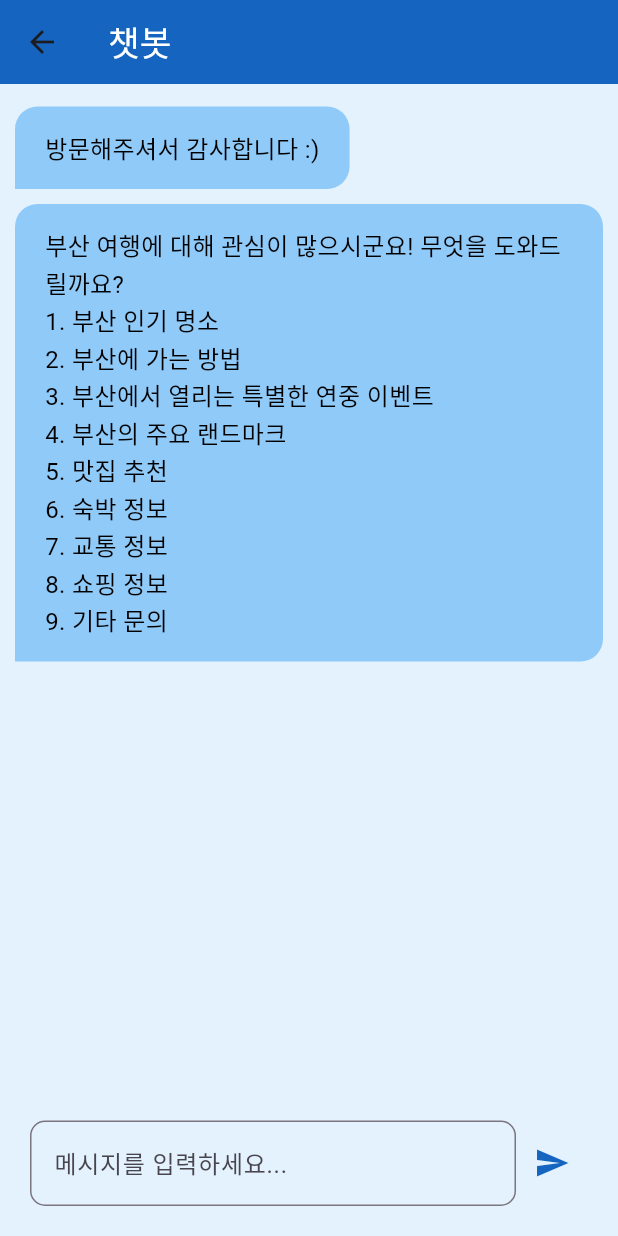
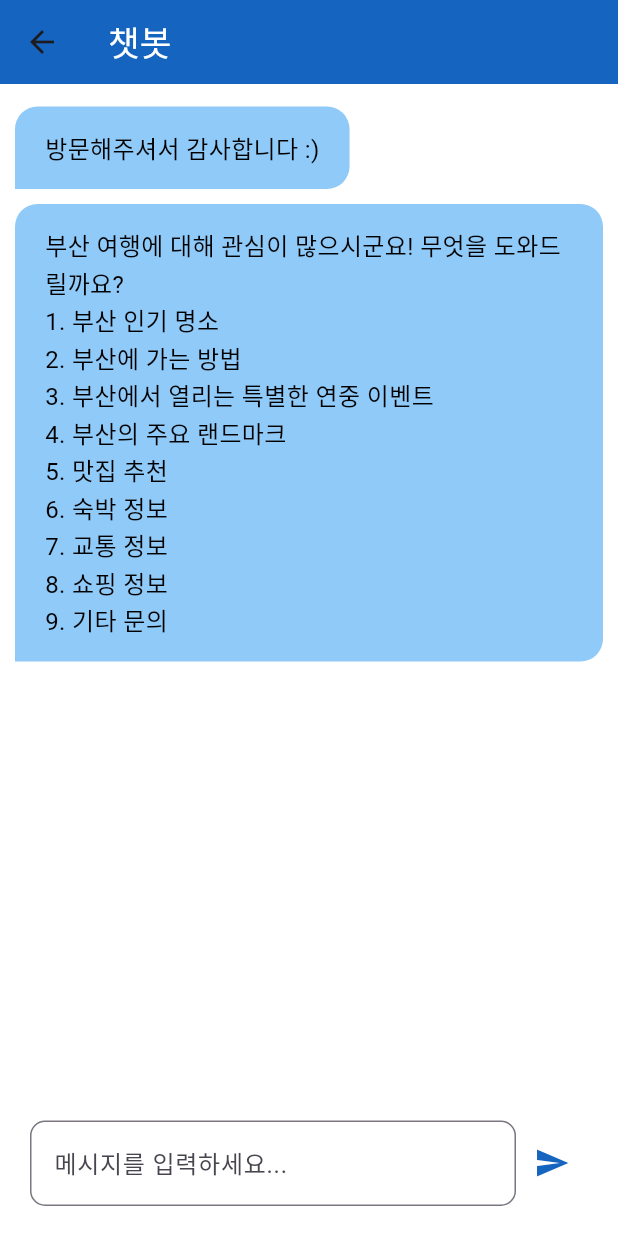
Before and after one commit to MYBUSANLog/my_busan_log_app, a Flutter app: the screen it shows after launch, item 5 of the bottom bar chosen, after a tap on the "chat" icon, on a phone screen of 412 x 824 dp. Run offline on Flutter 3.47's test engine with Material 3 defaults, Android fonts, the phone set to English and light mode, and no system bars; our stand-ins replace carousel_slider, image_picker; network calls fail; Roboto replaces fonts that are missing (NotoSansKR).

Commit message:
home_screen.dart 외 4개 Update
1. chatbot.dart = body 배경색 변경(white로 통일)
2. home_screen.dart = profile.dart 속 chatbot.dart Navigator copy
3. profile.dart = bottomNavigationBar 디자인 변경
4. restaurant_map.dart = home_screen.dart 속 _onItemTapped(페이지 이동 처리) copy
5. main.dart = Emulator 화면 페이지 주석 해제

```diff
--- a/lib/main.dart
+++ b/lib/main.dart
@@ -49,7 +49,7 @@ class MyApp extends StatelessWidget {
         colorScheme: ColorScheme.fromSeed(seedColor: Colors.deepPurple),
         useMaterial3: true,
       ),
-      // home: RestaurantMap(), 위에 주석하고 아래 추가 영욱
+      home: HomeScreen(), // 위에 주석하고 아래 추가 영욱
       initialRoute: '/home',
       //영욱 추가
       routes: {
@@ -62,6 +62,7 @@ class MyApp extends StatelessWidget {
         '/receipt': (context) => ReceiptScreen(),
         '/pay': (context) => PayScreen(),
         '/profile_alter': (context) => ProfileAlterScreen(),
+        '/restaurant_map': (context) => RestaurantMap(),
       },
     );
   }
--- a/lib/screen/chatbot.dart
+++ b/lib/screen/chatbot.dart
@@ -121,7 +121,7 @@ class _ChatbotScreenState extends State<ChatbotScreen> {
         elevation: 0,
       ),
       body: Container(
-        color: Colors.blue[50], // 배경색 변경
+        color: Colors.white, // 배경색 변경 -> white로 통일
         padding: EdgeInsets.all(10), // 전체 패딩 추가
         child: Column(
           children: [
--- a/lib/screen/home_screen.dart
+++ b/lib/screen/home_screen.dart
@@ -21,7 +21,7 @@ class _HomeScreenState extends State<HomeScreen> {
     // 페이지 이동 처리 영욱 수정
     switch (index) {
       case 0:
-        Navigator.pushNamed(context, '/restaurant'); // 맛집 페이지로 이동
+        Navigator.pushNamed(context, '/restaurant_map'); // 맛집 페이지로 이동
         break;
       case 1:
         Navigator.pushNamed(context, '/ai_recommend'); // AI추천 페이지로 이동
@@ -573,6 +573,16 @@ class _HomeScreenState extends State<HomeScreen> {
           ),
         ),
       ),
+
+      // profile.dart copy(나현)
+      floatingActionButton: FloatingActionButton(
+        onPressed: () {
+          Navigator.pushNamed(context, '/chatbot');
+        },
+        child: Icon(Icons.chat, color: Colors.white),
+        backgroundColor: Colors.blueAccent,
+      ),
+
       bottomNavigationBar: Container(
         child: Container(
           decoration: BoxDecoration(
--- a/lib/screen/profile.dart
+++ b/lib/screen/profile.dart
@@ -192,7 +192,23 @@ class _ProfileScreenState extends State<ProfileScreen> {
         backgroundColor: Colors.blueAccent,
       ),
       // 추가된 부분
+      // bottomNavigationBar 디자인 변경
       bottomNavigationBar: Container(
+        child: Container(
+          decoration: BoxDecoration(
+            borderRadius: BorderRadius.only(
+              topLeft: Radius.circular(20),
+              topRight: Radius.circular(20),
+            ),
+            boxShadow: [
+              BoxShadow(
+                color: Colors.black.withOpacity(0.5), // Shadow color with opacity
+                offset: Offset(0, -2), // Offset the shadow upwards (top shadow effect)
+                blurRadius: 4.0, // Blur radius for the shadow
+                spreadRadius: 0, // Spread radius of the shadow
+              ),
+            ],
+          ),
           child: ClipRRect(
             borderRadius: BorderRadius.only(
               topLeft: Radius.circular(20),
@@ -200,9 +216,9 @@ class _ProfileScreenState extends State<ProfileScreen> {
             ),
             child: BottomNavigationBar(
               type: BottomNavigationBarType.fixed,
-            backgroundColor: Color(0xff0e4194),
-            selectedItemColor: Colors.amberAccent,
-            unselectedItemColor: Colors.white,
+              backgroundColor: Colors.white,
+              selectedItemColor: Color(0xff0e4194),
+              unselectedItemColor: Colors.grey,
               selectedLabelStyle: TextStyle(fontSize: 10),
               unselectedLabelStyle: TextStyle(fontSize: 10),
               items: const <BottomNavigationBarItem>[
@@ -232,6 +248,7 @@ class _ProfileScreenState extends State<ProfileScreen> {
             ),
           ),
         ),
+      ),
     );
   }
 }
```
Also changed, not shown: lib/screen/restaurant_map.dart (+20 -0 lines). Lines whose indentation alone changed are shown as unchanged.
